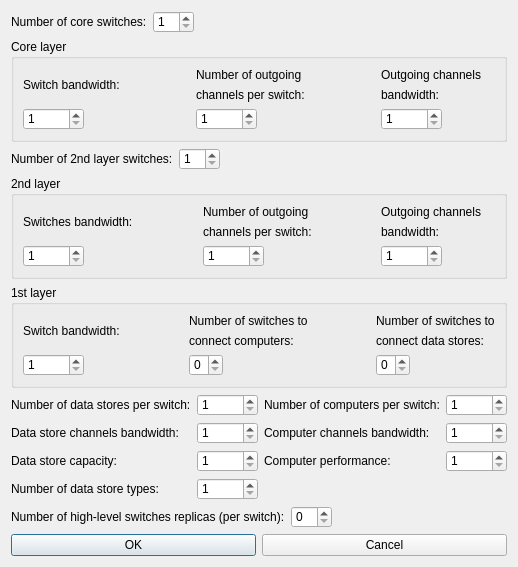
Old version of the form DCGUI/Windows/TreeDialog.ui in the repository DanielZorin/DataCenters.
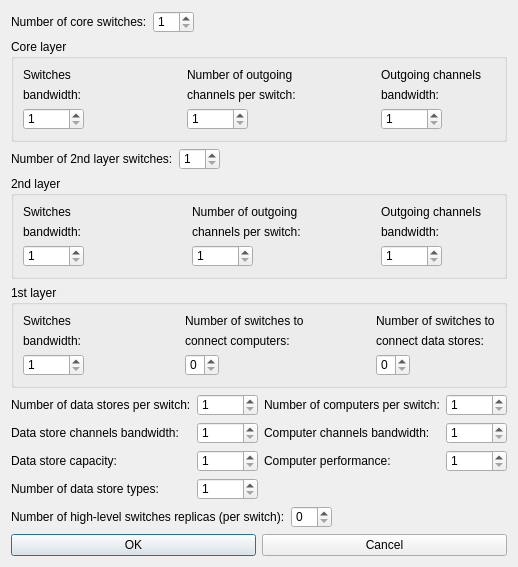
New version of the form.

Patch:
```diff
--- a/DCGUI/Windows/TreeDialog.ui
+++ b/DCGUI/Windows/TreeDialog.ui
@@ -87,7 +87,14 @@
         <item>
          <widget class="QLabel" name="label_2">
           <property name="text">
-           <string>Switch bandwidth:</string>
+           <string>Switches</string>
+          </property>
+         </widget>
+        </item>
+        <item>
+         <widget class="QLabel" name="label_9">
+          <property name="text">
+           <string>bandwidth: </string>
           </property>
          </widget>
         </item>
@@ -287,7 +294,14 @@
         <item>
          <widget class="QLabel" name="label_5">
           <property name="text">
-           <string>Switches bandwidth:</string>
+           <string>Switches</string>
+          </property>
+         </widget>
+        </item>
+        <item>
+         <widget class="QLabel" name="label_12">
+          <property name="text">
+           <string>bandwidth: </string>
           </property>
          </widget>
         </item>
@@ -456,7 +470,14 @@
         <item>
          <widget class="QLabel" name="label_17">
           <property name="text">
-           <string>Switch bandwidth:</string>
+           <string>Switches</string>
+          </property>
+         </widget>
+        </item>
+        <item>
+         <widget class="QLabel" name="label_16">
+          <property name="text">
+           <string>bandwidth: </string>
           </property>
          </widget>
         </item>
```
